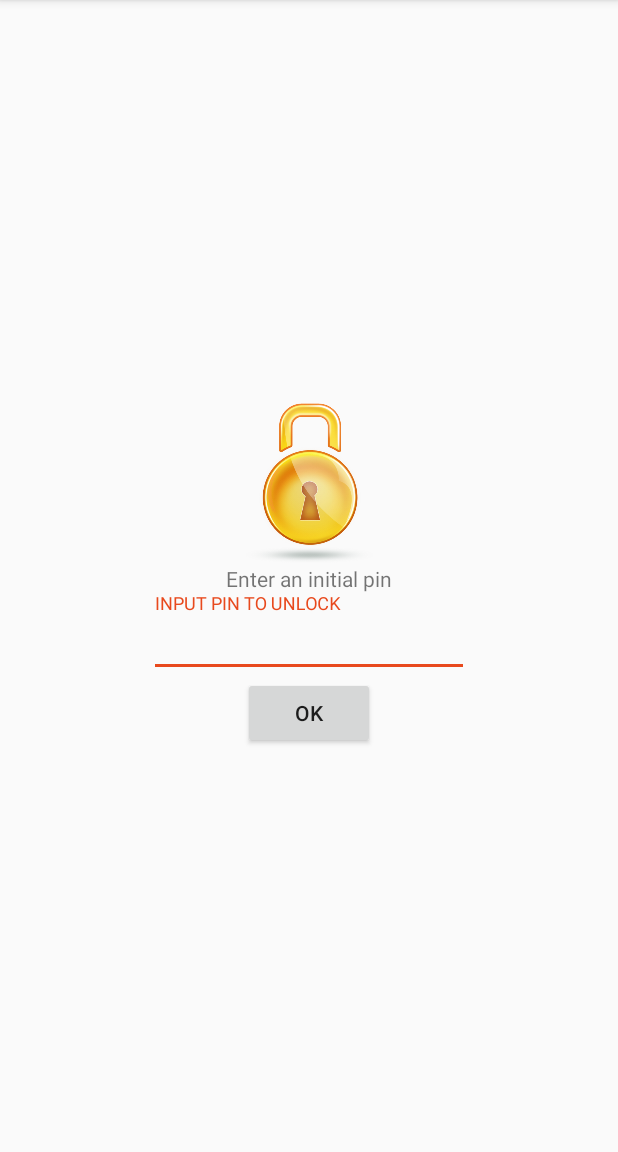
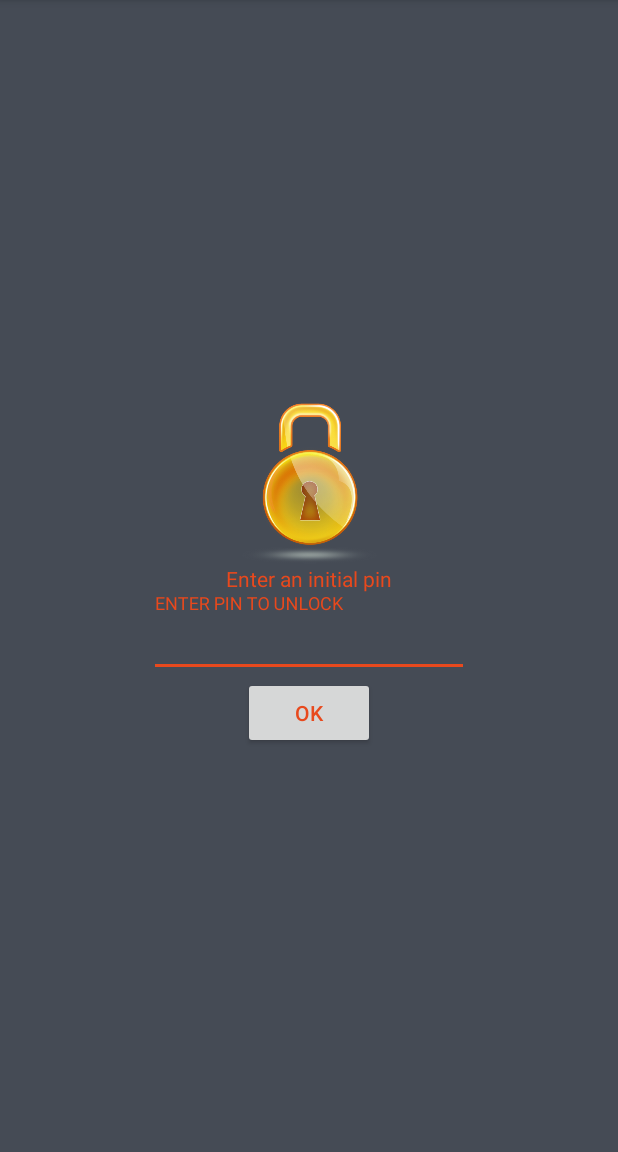
Before and after one commit to Jawidmohammadi/app-locker, an Android app: the EntryActivity screen opened directly, with no data from a screen before it, on a phone screen of 412 x 824 dp, the part 84-1236 px from its top. Run offline under Robolectric (Android 15) with nearby library versions, the phone set to English and light mode, and no system bars.

```diff
--- a/app/src/main/java/com/jawidmohammadi/applocker/model/repository/AppRepository.java
+++ b/app/src/main/java/com/jawidmohammadi/applocker/model/repository/AppRepository.java
@@ -110,7 +110,6 @@ public class AppRepository {
         Log.e(getClass().getName(), "Can't add app to list", e);
       }
     }
-//    Collections.sort(apps);
     return apps;
   }
 
--- a/app/src/main/res/layout/activity_entry.xml
+++ b/app/src/main/res/layout/activity_entry.xml
@@ -5,6 +5,7 @@
   xmlns:tools="http://schemas.android.com/tools"
   android:layout_width="match_parent"
   android:layout_height="match_parent"
+  android:background="@color/background"
   tools:context=".controller.ui.entry.EntryActivity">
 
   <ImageView
@@ -16,7 +17,8 @@
     app:layout_constraintStart_toStartOf="parent"
     app:layout_constraintTop_toTopOf="parent"
     app:layout_constraintVertical_chainStyle="packed"
-    app:srcCompat="@drawable/lock_icon"/>
+    app:srcCompat="@drawable/lock_icon"
+    />
 
   <TextView
     android:id="@+id/action_message"
@@ -27,7 +29,7 @@
     app:layout_constraintBottom_toTopOf="@+id/input_pin"
     app:layout_constraintStart_toStartOf="parent"
     app:layout_constraintEnd_toEndOf="parent"
-
+android:textColor="@color/colorPrimary"
     />
 
   <com.google.android.material.textfield.TextInputLayout
@@ -46,6 +48,7 @@
       android:inputType="numberPassword"
       android:ems="10"
       android:hint="@string/input_pin_to_unlock"
+      android:textColor="@color/colorPrimary"
       />
 
 
@@ -59,6 +62,7 @@
     app:layout_constraintStart_toStartOf="parent"
     app:layout_constraintEnd_toEndOf="parent"
     app:layout_constraintTop_toBottomOf="@id/input_pin"
-    app:layout_constraintBottom_toBottomOf="parent"/>
+    app:layout_constraintBottom_toBottomOf="parent"
+    android:textColor="@color/colorPrimary"/>
 
 </androidx.constraintlayout.widget.ConstraintLayout>
--- a/app/src/main/res/layout/activity_main.xml
+++ b/app/src/main/res/layout/activity_main.xml
@@ -21,15 +21,13 @@
   <fragment
     android:id="@+id/nav_host_fragment"
     android:layout_width="match_parent"
-    android:layout_height="match_parent"
+    android:layout_height="0dp"
     android:name="androidx.navigation.fragment.NavHostFragment"
     app:defaultNavHost="true"
     app:layout_constraintBottom_toTopOf="@id/nav_view"
-    app:layout_constraintHorizontal_bias="0.0"
     app:layout_constraintLeft_toLeftOf="parent"
     app:layout_constraintRight_toRightOf="parent"
     app:layout_constraintTop_toTopOf="parent"
-    app:layout_constraintVertical_bias="0.0"
     app:navGraph="@navigation/mobile_navigation"/>
 
 
--- a/app/src/main/res/layout/fragment_apps.xml
+++ b/app/src/main/res/layout/fragment_apps.xml
@@ -4,15 +4,13 @@
   xmlns:app="http://schemas.android.com/apk/res-auto"
   android:layout_width="match_parent"
   android:layout_height="match_parent"
-  android:background="@color/background"
-  android:layout_marginBottom="55dp">
+  android:background="@color/background">
 
 
   <androidx.recyclerview.widget.RecyclerView
     android:id="@+id/icon_list"
     android:layout_width="0dp"
     android:layout_height="0dp"
-    app:layoutManager="androidx.recyclerview.widget.LinearLayoutManager"
     app:layout_constraintTop_toTopOf="parent"
     app:layout_constraintStart_toStartOf="parent"
     app:layout_constraintEnd_toEndOf="parent"
--- a/app/src/main/res/layout/fragment_locked.xml
+++ b/app/src/main/res/layout/fragment_locked.xml
@@ -3,8 +3,8 @@
   xmlns:android="http://schemas.android.com/apk/res/android"
   xmlns:app="http://schemas.android.com/apk/res-auto"
   android:layout_width="match_parent"
+  android:background="@color/background"
   android:layout_height="match_parent">
 
 
-
 </androidx.constraintlayout.widget.ConstraintLayout>
--- a/app/src/main/res/values/strings.xml
+++ b/app/src/main/res/values/strings.xml
@@ -12,6 +12,6 @@
   <!-- TODO: Remove or change this placeholder text -->
   <string name="login_failure">LoginFailure</string>
   <string name="finger_print">Finger Print</string>
-  <string name="input_pin_to_unlock">INPUT PIN TO UNLOCK</string>
+  <string name="input_pin_to_unlock">ENTER PIN TO UNLOCK</string>
   <string name="action_message">Enter an initial pin</string>
 </resources>
```
Also changed, not shown: app/src/main/java/com/jawidmohammadi/applocker/controller/ui/apps/AppsFragment.java (+9 -0 lines), app/src/main/res/layout/fragment_privacy.xml (+25 -12 lines), app/src/main/res/layout/icon_item.xml (line endings or trailing spaces).
